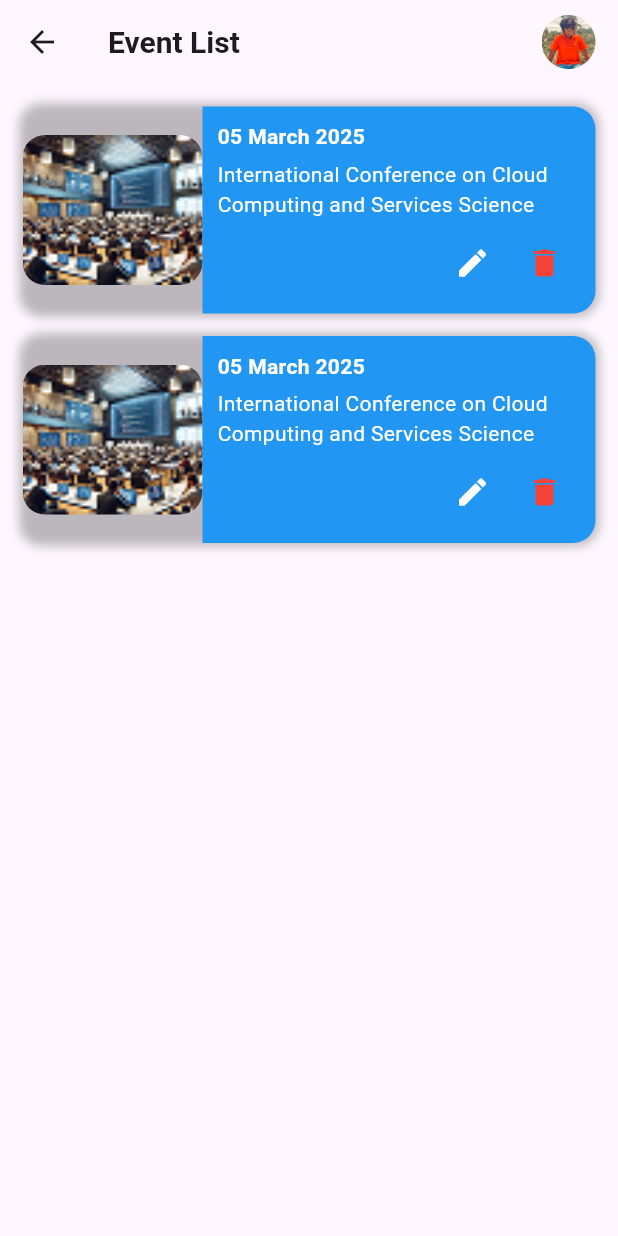
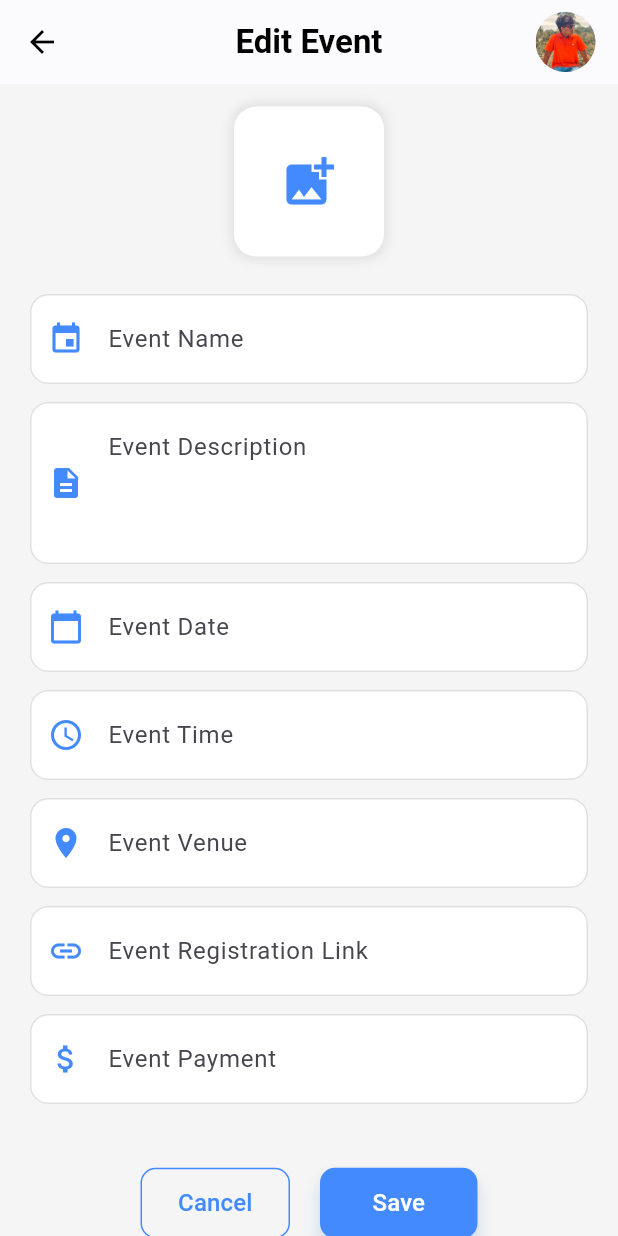
Before and after one commit to sandeepsathsara/LinkUp-Mobile-Application, a Flutter app: the OrganizerEventList screen opened directly, after a tap on the "edit" icon, on a phone screen of 412 x 824 dp. Run offline on Flutter 3.47's test engine with Material 3 defaults, Android fonts, the light colour scheme and no system bars; our stand-ins replace google_fonts.

Commit message:
add edit event screen and integrate with event list

```diff
--- /dev/null
+++ b/linkup/lib/organizer/edit_event_screen.dart
@@ -0,0 +1,197 @@
+import 'package:flutter/material.dart';
+
+class EditEventScreen extends StatefulWidget {
+  const EditEventScreen({super.key});
+
+  @override
+  _EditEventScreenState createState() => _EditEventScreenState();
+}
+
+class _EditEventScreenState extends State<EditEventScreen> {
+  final TextEditingController eventNameController = TextEditingController();
+  final TextEditingController descriptionController = TextEditingController();
+  final TextEditingController dateController = TextEditingController();
+  final TextEditingController timeController = TextEditingController();
+  final TextEditingController venueController = TextEditingController();
+  final TextEditingController linkController = TextEditingController();
+  final TextEditingController paymentController = TextEditingController();
+
+  @override
+  Widget build(BuildContext context) {
+    return Scaffold(
+      backgroundColor: Colors.grey[100], // Light background for modern look
+      appBar: AppBar(
+        backgroundColor: Colors.white,
+        elevation: 0.5,
+        leading: IconButton(
+          icon: const Icon(Icons.arrow_back, color: Colors.black),
+          onPressed: () => Navigator.pop(context),
+        ),
+        title: const Text(
+          'Edit Event',
+          style: TextStyle(
+            fontSize: 22,
+            fontWeight: FontWeight.bold,
+            color: Colors.black,
+          ),
+        ),
+        centerTitle: true,
+        actions: [
+          Padding(
+            padding: const EdgeInsets.only(right: 15.0),
+            child: CircleAvatar(
+              radius: 20,
+              backgroundImage: AssetImage('assets/profile.jpg'),
+            ),
+          ),
+        ],
+      ),
+      body: SingleChildScrollView(
+        padding: const EdgeInsets.symmetric(horizontal: 20, vertical: 15),
+        child: Column(
+          crossAxisAlignment: CrossAxisAlignment.start,
+          children: [
+            // Upload Image Section
+            Center(
+              child: GestureDetector(
+                onTap: () {
+                  // Handle image upload
+                },
+                child: Container(
+                  width: 100,
+                  height: 100,
+                  decoration: BoxDecoration(
+                    color: Colors.white,
+                    borderRadius: BorderRadius.circular(15),
+                    boxShadow: [
+                      BoxShadow(
+                        color: Colors.grey.shade300,
+                        blurRadius: 6,
+                        spreadRadius: 2,
+                      ),
+                    ],
+                  ),
+                  child: const Icon(
+                    Icons.add_photo_alternate,
+                    size: 40,
+                    color: Colors.blueAccent,
+                  ),
+                ),
+              ),
+            ),
+            const SizedBox(height: 25),
+
+            // Form Fields
+            _buildTextField(eventNameController, 'Event Name', Icons.event),
+            _buildTextField(
+              descriptionController,
+              'Event Description',
+              Icons.description,
+              isMultiLine: true,
+            ),
+            _buildTextField(dateController, 'Event Date', Icons.calendar_today),
+            _buildTextField(timeController, 'Event Time', Icons.access_time),
+            _buildTextField(venueController, 'Event Venue', Icons.location_on),
+            _buildTextField(
+              linkController,
+              'Event Registration Link',
+              Icons.link,
+            ),
+            _buildTextField(
+              paymentController,
+              'Event Payment',
+              Icons.attach_money,
+            ),
+
+            const SizedBox(height: 30),
+
+            // Buttons
+            Row(
+              mainAxisAlignment: MainAxisAlignment.center,
+              children: [
+                OutlinedButton(
+                  onPressed: () => Navigator.pop(context),
+                  style: OutlinedButton.styleFrom(
+                    padding: const EdgeInsets.symmetric(
+                      horizontal: 25,
+                      vertical: 12,
+                    ),
+                    shape: RoundedRectangleBorder(
+                      borderRadius: BorderRadius.circular(10),
+                    ),
+                    side: const BorderSide(color: Colors.blueAccent),
+                  ),
+                  child: const Text(
+                    'Cancel',
+                    style: TextStyle(fontSize: 16, color: Colors.blueAccent),
+                  ),
+                ),
+                const SizedBox(width: 20),
+                ElevatedButton(
+                  onPressed: () {
+                    // Save logic
+                  },
+                  style: ElevatedButton.styleFrom(
+                    padding: const EdgeInsets.symmetric(
+                      horizontal: 35,
+                      vertical: 12,
+                    ),
+                    shape: RoundedRectangleBorder(
+                      borderRadius: BorderRadius.circular(10),
+                    ),
+                    backgroundColor: Colors.blueAccent,
+                    shadowColor: Colors.blue.withOpacity(0.4),
+                    elevation: 5,
+                  ),
+                  child: const Text(
+                    'Save',
+                    style: TextStyle(fontSize: 16, color: Colors.white),
+                  ),
+                ),
+              ],
+            ),
+            const SizedBox(height: 20),
+          ],
+        ),
+      ),
+    );
+  }
+
+  Widget _buildTextField(
+    TextEditingController controller,
+    String hint,
+    IconData icon, {
+    bool isMultiLine = false,
+  }) {
+    return Padding(
+      padding: const EdgeInsets.only(bottom: 12),
+      child: TextField(
+        controller: controller,
+        maxLines: isMultiLine ? 3 : 1,
+        style: const TextStyle(fontSize: 16),
+        decoration: InputDecoration(
+          hintText: hint,
+          prefixIcon: Icon(icon, color: Colors.blueAccent),
+          contentPadding: const EdgeInsets.symmetric(
+            horizontal: 15,
+            vertical: 18,
+          ),
+          filled: true,
+          fillColor: Colors.white,
+          border: OutlineInputBorder(
+            borderRadius: BorderRadius.circular(12),
+            borderSide: BorderSide.none,
+          ),
+          enabledBorder: OutlineInputBorder(
+            borderRadius: BorderRadius.circular(12),
+            borderSide: BorderSide(color: Colors.grey.shade300),
+          ),
+          focusedBorder: OutlineInputBorder(
+            borderRadius: BorderRadius.circular(12),
+            borderSide: const BorderSide(color: Colors.blueAccent, width: 2),
+          ),
+        ),
+      ),
+    );
+  }
+}
--- a/linkup/lib/organizer/event.dart
+++ b/linkup/lib/organizer/event.dart
@@ -1,5 +1,5 @@
 import 'package:flutter/material.dart';
-import 'package:linkup/welcome.dart';
+import 'edit_event_screen.dart';
 
 class OrganizerEventList extends StatelessWidget {
   const OrganizerEventList({super.key});
@@ -34,16 +34,17 @@ class OrganizerEventList extends StatelessWidget {
         padding: const EdgeInsets.all(15.0),
         child: Column(
           children: [
-            _buildEventCard(),
+            _buildEventCard(context), // Pass context
             const SizedBox(height: 15),
-            _buildEventCard(),
+            _buildEventCard(context), // Pass context
           ],
         ),
       ),
     );
   }
 
-  Widget _buildEventCard() {
+  Widget _buildEventCard(BuildContext context) {
+    // Accept context here
     return Container(
       decoration: BoxDecoration(
         borderRadius: BorderRadius.circular(15),
@@ -96,11 +97,64 @@ class OrganizerEventList extends StatelessWidget {
                     children: [
                       IconButton(
                         icon: const Icon(Icons.edit, color: Colors.white),
-                        onPressed: () {},
+                        onPressed: () {
+                          Navigator.push(
+                            context, // Use context here
+                            MaterialPageRoute(
+                              builder: (context) => const EditEventScreen(),
+                            ),
+                          );
+                        },
                       ),
                       IconButton(
                         icon: const Icon(Icons.delete, color: Colors.red),
-                        onPressed: () {},
+                        onPressed: () {
+                          showDialog(
+                            context: context,
+                            builder: (BuildContext context) {
+                              return AlertDialog(
+                                title: const Text(
+                                  'DELETE CONFIRMATION',
+                                  style: TextStyle(
+                                    color: Colors.red,
+                                    fontWeight: FontWeight.bold,
+                                  ),
+                                ),
+                                content: const Text(
+                                  'ARE YOU SURE YOU WANT TO DELETE EVENT?',
+                                ),
+                                actions: [
+                                  TextButton(
+                                    onPressed: () {
+                                      Navigator.of(
+                                        context,
+                                      ).pop(); // Close dialog
+                                    },
+                                    child: const Text(
+                                      'CANCEL',
+                                      style: TextStyle(color: Colors.black),
+                                    ),
+                                  ),
+                                  ElevatedButton(
+                                    style: ElevatedButton.styleFrom(
+                                      backgroundColor: Colors.red,
+                                    ),
+                                    onPressed: () {
+                                      // Perform delete action here
+                                      Navigator.of(
+                                        context,
+                                      ).pop(); // Close dialog after deletion
+                                    },
+                                    child: const Text(
+                                      'DELETE',
+                                      style: TextStyle(color: Colors.white),
+                                    ),
+                                  ),
+                                ],
+                              );
+                            },
+                          );
+                        },
                       ),
                     ],
                   ),
--- a/linkup/lib/welcome.dart
+++ b/linkup/lib/welcome.dart
@@ -1,6 +1,5 @@
 import 'package:flutter/material.dart';
 import 'login_screen.dart';
-import 'welcome.dart';
 import 'organizer/event.dart';
 
 class WelcomeToLinkUp extends StatelessWidget {
```
